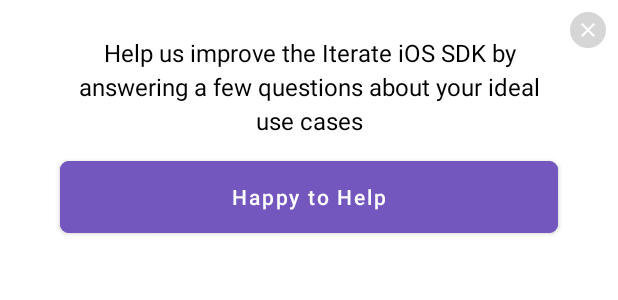
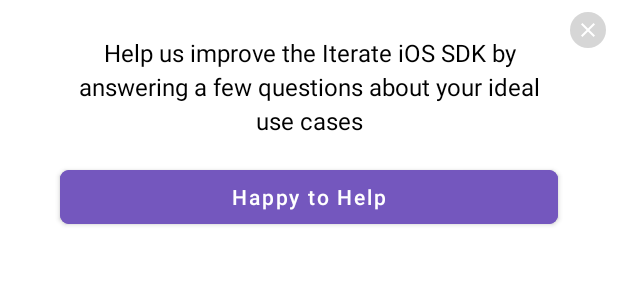
Before and after one commit to iteratehq/iterate-android, an Android app: the layout fragment_prompt.xml on its own in the app's theme, with its tools: preview values and no code run, on a phone screen of 412 x 824 dp. Shown: the top 300 px of the screen. Run offline under Robolectric (Android 15) with nearby library versions, the phone set to English and light mode, and no system bars.

Commit message:
Create a prompt UI

```diff
--- a/iterate/src/main/java/com/iteratehq/iterate/Iterate.kt
+++ b/iterate/src/main/java/com/iteratehq/iterate/Iterate.kt
@@ -187,7 +187,7 @@ object Iterate {
         supportFragmentManager: FragmentManager
     ) {
         if (survey.prompt != null) {
-            Prompt.newInstance(survey).apply {
+            PromptFragment.newInstance(survey).apply {
                 show(supportFragmentManager, null)
             }
             // TODO: InteractionEvents.PromptDisplayed(survey);
--- a/iterate/src/main/java/com/iteratehq/iterate/model/Prompt.kt
+++ b/iterate/src/main/java/com/iteratehq/iterate/model/Prompt.kt
@@ -1,10 +1,12 @@
 package com.iteratehq.iterate.model
 
 import android.os.Parcelable
+import com.google.gson.annotations.SerializedName
 import kotlinx.parcelize.Parcelize
 
 @Parcelize
 data class Prompt(
     val message: String,
+    @SerializedName("button_text")
     val buttonText: String
 ) : Parcelable
--- a/iterate/src/main/res/layout/prompt.xml
+++ b/iterate/src/main/res/layout/fragment_prompt.xml
@@ -5,7 +5,7 @@
     android:layout_width="match_parent"
     android:layout_height="match_parent"
     android:paddingBottom="20dp"
-    tools:context="com.iteratehq.iterate.Prompt">
+    tools:context="com.iteratehq.iterate.PromptFragment">
 
     <ImageButton
         android:id="@+id/btn_close"
@@ -27,10 +27,10 @@
         android:layout_marginRight="40dp"
         android:gravity="center_horizontal"
         android:lineSpacingExtra="4sp"
-        android:text="Help us improve the Iterate iOS SDK by answering a few questions about your ideal use cases"
         android:textColor="@android:color/black"
         android:textSize="16sp"
-        app:layout_constraintTop_toTopOf="parent" />
+        app:layout_constraintTop_toTopOf="parent"
+        tools:text="Help us improve the Iterate iOS SDK by answering a few questions about your ideal use cases" />
 
     <Button
         android:id="@+id/btn_prompt"
@@ -40,12 +40,10 @@
         android:layout_marginTop="16dp"
         android:layout_marginRight="40dp"
         android:backgroundTint="#7457BE"
-        android:insetTop="0dp"
-        android:insetBottom="0dp"
-        android:text="Happy to Help"
         android:textAllCaps="false"
         android:textColor="@android:color/white"
         app:cornerRadius="6dp"
-        app:layout_constraintTop_toBottomOf="@id/txt_prompt" />
+        app:layout_constraintTop_toBottomOf="@id/txt_prompt"
+        tools:text="Happy to Help" />
 
 </androidx.constraintlayout.widget.ConstraintLayout>
```
Also changed, not shown: iterate/src/main/java/com/iteratehq/iterate/Prompt.kt (deleted, +0 -43 lines), iterate/src/main/java/com/iteratehq/iterate/PromptFragment.kt (added, +64 -0 lines).
